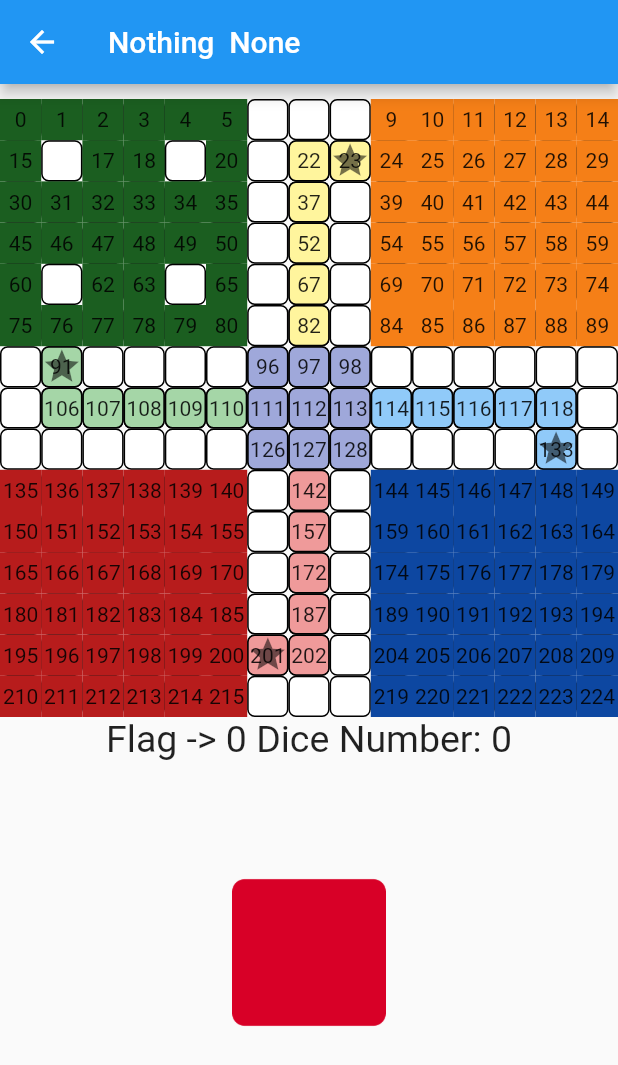
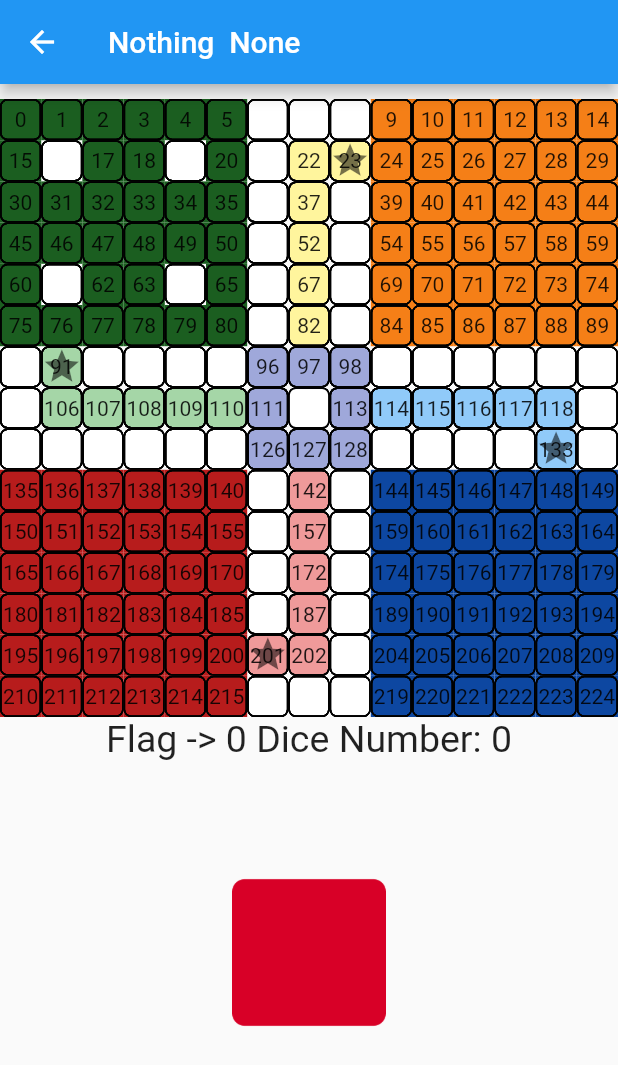
Before and after one commit to gourab98/Ludo_Flutter, a Flutter app: the screen it shows after launch, after a tap on "START", on a phone screen of 412 x 824 dp. Shown: the top 1065 px of the screen. Run offline on Flutter 3.47's test engine with Material 2 defaults, Android fonts, the phone set to English and light mode, and no system bars.

Commit message:
Updated code with bugs.

```diff
--- a/ludo/lib/screens/ludo_board.dart
+++ b/ludo/lib/screens/ludo_board.dart
@@ -627,6 +627,7 @@
                                           setState(() {
                                             if (g1 == 1) {
                                               g1 = 5;
+                                              g1Clear = 1;
                                             }
                                             if (g1 + number <= 61) {
                                               g1Clear = g1;
@@ -646,14 +647,14 @@
                                       ),
                                     ),
                                   ),
-                                // IgnorePointer(
-                                //   child: Center(
-                                //     child: AntiTile(
-                                //       index: index,
-                                //       accessedCell: greenPiecePath[g1Clear],
-                                //     ),
-                                //   ),
-                                // ),
+                                IgnorePointer(
+                                  child: Center(
+                                    child: AntiTile(
+                                      index: index,
+                                      accessedCell: greenPiecePath[g1Clear],
+                                    ),
+                                  ),
+                                ),
                                 // Green g2
                                 if (greenPiece['g2'] == true)
                                   Center(
@@ -671,6 +672,7 @@
                                           setState(() {
                                             if (g2 == 2) {
                                               g2 = 5;
+                                              g2Clear = 2;
                                             }
                                             if (g2 + number <= 61) {
                                               g2Clear = g2;
@@ -690,14 +692,14 @@
                                       ),
                                     ),
                                   ),
-                                // IgnorePointer(
-                                //   child: Center(
-                                //     child: AntiTile(
-                                //       index: index,
-                                //       accessedCell: greenPiecePath[g2Clear],
-                                //     ),
-                                //   ),
-                                // ),
+                                IgnorePointer(
+                                  child: Center(
+                                    child: AntiTile(
+                                      index: index,
+                                      accessedCell: greenPiecePath[g2Clear],
+                                    ),
+                                  ),
+                                ),
                                 // Green g3
                                 if (greenPiece['g3'] == true)
                                   Center(
@@ -715,6 +717,7 @@
                                           setState(() {
                                             if (g3 == 3) {
                                               g3 = 5;
+                                              g3Clear = 3;
                                             }
                                             if (g3 + number <= 61) {
                                               g3Clear = g3;
@@ -734,14 +737,14 @@
                                       ),
                                     ),
                                   ),
-                                // IgnorePointer(
-                                //   child: Center(
-                                //     child: AntiTile(
-                                //       index: index,
-                                //       accessedCell: greenPiecePath[g3Clear],
-                                //     ),
-                                //   ),
-                                // ),
+                                IgnorePointer(
+                                  child: Center(
+                                    child: AntiTile(
+                                      index: index,
+                                      accessedCell: greenPiecePath[g3Clear],
+                                    ),
+                                  ),
+                                ),
                                 // Green g2
                                 if (greenPiece['g4'] == true)
                                   Center(
@@ -759,6 +762,7 @@
                                           setState(() {
                                             if (g4 == 4) {
                                               g4 = 5;
+                                              g4Clear = 4;
                                             }
                                             if (g4 + number <= 61) {
                                               g4Clear = g4;
@@ -778,14 +782,14 @@
                                       ),
                                     ),
                                   ),
-                                // IgnorePointer(
-                                //   child: Center(
-                                //     child: AntiTile(
-                                //       index: index,
-                                //       accessedCell: greenPiecePath[g4Clear],
-                                //     ),
-                                //   ),
-                                // ),
+                                IgnorePointer(
+                                  child: Center(
+                                    child: AntiTile(
+                                      index: index,
+                                      accessedCell: greenPiecePath[g4Clear],
+                                    ),
+                                  ),
+                                ),
                                 // Center(
                                 //   child: Tile(
                                 //     pieceName: 'y1',
```
